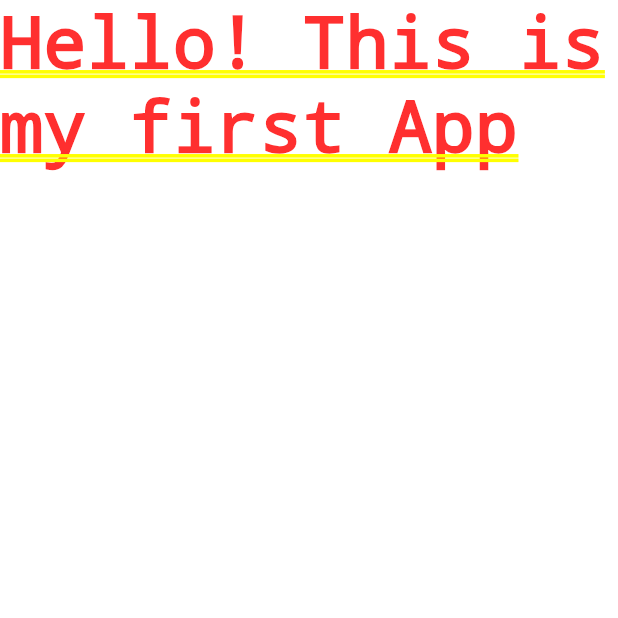
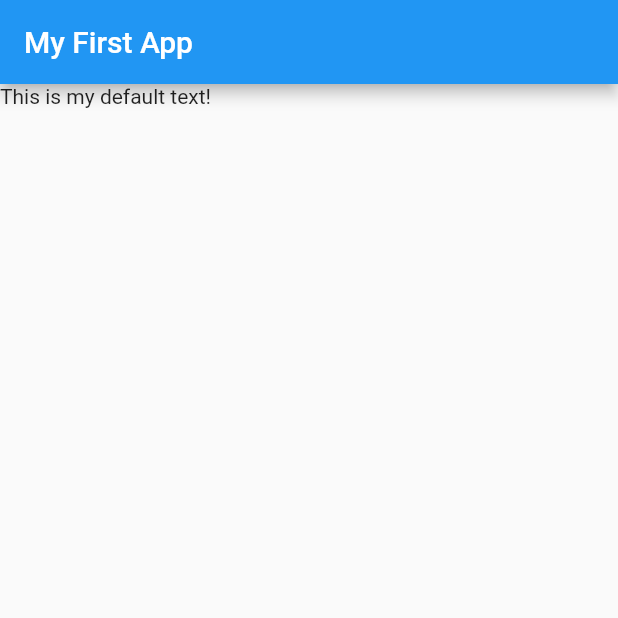
Before and after one commit to bbun0639/first_app, a Flutter app: the screen it shows after launch, on a phone screen of 412 x 824 dp, the top half of it. Run offline on Flutter 3.47's test engine with Material 2 defaults, Android fonts, the phone set to English and light mode, and no system bars.

Commit message:
Update main.dart
Building a widget Appbar

```diff
--- a/lib/main.dart
+++ b/lib/main.dart
@@ -6,9 +6,17 @@ import 'package:flutter/material.dart';
 
 void main() => runApp(MyApp());
 
-class MyApp extends StatelessWidget { //inheritance by 'extends'
+class MyApp extends StatelessWidget {
+  //inheritance by 'extends'
   @override //decorator
-  Widget build(BuildContext context){
-    return MaterialApp(home: Text('Hello! This is my first App'),);
+  Widget build(BuildContext context) {
+    return MaterialApp(
+      home: Scaffold(
+        appBar: AppBar(
+          title: Text('My First App'),
+        ),
+        body: Text('This is my default text!'),
+      ),
+    );
   }
 }
```
